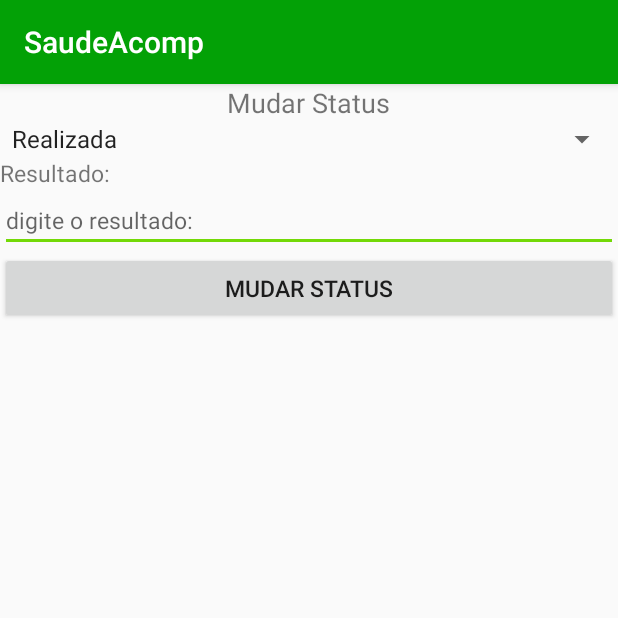
After one commit to dheysonlee99/SaudeAcomp, an Android app: the ConsultaStatusActivity screen opened directly, with no data from a screen before it, on a phone screen of 412 x 824 dp, the top half of it. The commit adds this screen. Run offline under Robolectric (Android 15) with nearby library versions, the phone set to English and light mode, and no system bars.

Commit message:
Adicionando algumas ideias,  como mudar status de consulta

```diff
--- /dev/null
+++ b/app/src/main/java/ifpi/edu/br/saudeacomp/activities/ConsultaStatusActivity.java
@@ -0,0 +1,68 @@
+package ifpi.edu.br.saudeacomp.activities;
+
+import android.app.AlertDialog;
+import android.content.DialogInterface;
+import android.support.v7.app.AppCompatActivity;
+import android.os.Bundle;
+import android.view.View;
+import android.widget.EditText;
+import android.widget.Spinner;
+import android.widget.Toast;
+
+import ifpi.edu.br.saudeacomp.R;
+import ifpi.edu.br.saudeacomp.dao.ConsultaDAO;
+import ifpi.edu.br.saudeacomp.dao.DBHelper;
+import ifpi.edu.br.saudeacomp.dao.PacienteDAO;
+import ifpi.edu.br.saudeacomp.modelo.Consulta;
+import ifpi.edu.br.saudeacomp.modelo.Paciente;
+
+public class ConsultaStatusActivity extends AppCompatActivity {
+
+    int consulta_id;
+    @Override
+    protected void onCreate(Bundle savedInstanceState) {
+        super.onCreate(savedInstanceState);
+        setContentView(R.layout.activity_consulta_status);
+
+        consulta_id = getIntent().getIntExtra("consulta_id", 0);
+        Toast.makeText(ConsultaStatusActivity.this, "ID Recebido: " + consulta_id, Toast.LENGTH_SHORT).show();
+    }
+
+
+    public void statusClick(View elementoClicado){
+
+
+        EditText editResultado = (EditText)findViewById(R.id.resultados);
+        Spinner editStatus = (Spinner)findViewById(R.id.muda_status);
+
+        String resultado = editResultado.getText().toString();
+        String status = editStatus.getSelectedItem().toString();
+
+
+        Consulta consulta = new Consulta();
+        consulta.setStatus(status);
+        consulta.setResultado(resultado);
+        consulta.setId(consulta_id);
+
+        DBHelper db = new DBHelper(this);
+
+        ConsultaDAO dao = new ConsultaDAO(db);
+
+        dao.atualizarStatus(consulta);
+
+        //Toast.makeText(this, "Veiculo adicionado ;)", Toast.LENGTH_SHORT).show();
+
+        AlertDialog.Builder builder = new AlertDialog.Builder(this);
+        builder.setMessage("Status Atualizada  com sucesso:");
+        builder.setPositiveButton("Ok!", new DialogInterface.OnClickListener() {
+            @Override
+            public void onClick(DialogInterface dialog, int which) {
+                finish();
+            }
+        });
+
+        builder.show();
+
+
+    }
+}
--- a/app/src/main/java/ifpi/edu/br/saudeacomp/activities/SaudeActivity.java
+++ b/app/src/main/java/ifpi/edu/br/saudeacomp/activities/SaudeActivity.java
@@ -101,6 +101,7 @@ public class SaudeActivity extends AppCompatActivity {
     public void onCreateContextMenu(ContextMenu menu, View v, ContextMenu.ContextMenuInfo menuInfo) {
 
         super.onCreateContextMenu(menu, v, menuInfo);
+        //MenuItem addPatologia = menu.add("Adicionar Patologia");
         MenuItem agendarConsulta = menu.add("Agendar Consulta");
         MenuItem agendarExame = menu.add("Agendar Exame");
         MenuItem addRemedio = menu.add("Adicionar Remedio");
@@ -172,6 +173,7 @@ public class SaudeActivity extends AppCompatActivity {
             public boolean onMenuItemClick(MenuItem item) {
                 Toast.makeText(SaudeActivity.this, "Vc clicou na listar Remedios", Toast.LENGTH_SHORT).show();
                 Intent irListaRemedios = new Intent(SaudeActivity.this, ListaRemedioActivity.class);
+                irListaRemedios.putExtra("paciente_id",paciente.getId());
                 startActivity(irListaRemedios);
                 return false;
             }
--- a/app/src/main/java/ifpi/edu/br/saudeacomp/modelo/Exame.java
+++ b/app/src/main/java/ifpi/edu/br/saudeacomp/modelo/Exame.java
@@ -6,13 +6,12 @@ package ifpi.edu.br.saudeacomp.modelo;
 public class Exame {
 
     private int id;
+    private int pacienteid;
     private String nomeLocal;
     private String data;
     private String tipo;
     private String status;
     private String resultado;
-
-    private int pacienteid;
 
     public Exame(){
     }
@@ -26,7 +25,6 @@ public class Exame {
     public int getId() {
         return id;
     }
-
 
     public void setId(int id) {
         this.id = id;
@@ -84,6 +82,6 @@ public class Exame {
     public String toString() {
         return "Local: " +"\n"+ this.nomeLocal + "\n"+
                 "Tipo: "+ this.tipo +"\n"+
-                "Data: " + this.data +"\n"+ this.status+ "\n"+this.getPacienteid();
+                "Data: " + this.data +"\n"+ this.status + this.getPacienteid();
     }
 }
--- /dev/null
+++ b/app/src/main/res/layout/activity_consulta_status.xml
@@ -0,0 +1,42 @@
+<?xml version="1.0" encoding="utf-8"?>
+<LinearLayout xmlns:android="http://schemas.android.com/apk/res/android"
+    xmlns:tools="http://schemas.android.com/tools"
+    android:layout_width="match_parent"
+    android:layout_height="match_parent"
+    tools:context="ifpi.edu.br.saudeacomp.activities.ConsultaStatusActivity"
+    android:orientation="vertical">
+
+    <TextView
+        android:layout_width="wrap_content"
+        android:layout_height="wrap_content"
+        android:text="Mudar Status"
+        android:textSize="8pt"
+        android:layout_gravity="center_horizontal"/>
+
+    <Spinner
+        android:id="@+id/muda_status"
+        android:layout_width="match_parent"
+        android:layout_height="wrap_content"
+        android:entries="@array/mudastatus"></Spinner>
+
+    <TextView
+        android:layout_width="match_parent"
+        android:layout_height="wrap_content"
+        android:text="Resultado:"
+        android:textSize="7pt"
+        />
+    <EditText
+        android:id="@+id/resultados"
+        android:layout_width="match_parent"
+        android:layout_height="wrap_content"
+        android:hint="digite o resultado:"
+        android:textSize="7pt"/>
+
+    <Button
+        android:onClick="statusClick"
+        android:layout_width="match_parent"
+        android:layout_height="wrap_content"
+        android:text="mudar status"
+        android:textSize="7pt"/>
+
+</LinearLayout>
--- a/app/src/main/res/values/strings.xml
+++ b/app/src/main/res/values/strings.xml
@@ -26,7 +26,7 @@
 
     <string-array name="status">
         <item>Realizada</item>
-        <item>Não Realizada</item>
+        <item>Nao Realizada</item>
     </string-array>
 
     <string-array name="taxa">
@@ -37,4 +37,8 @@
         <item>TGP</item>
         <item>Hemoglobina</item>
     </string-array>
+
+    <string-array name="mudastatus">
+        <item>Realizada</item>
+    </string-array>
 </resources>
```
Also changed, not shown: app/src/main/AndroidManifest.xml (+11 -6 lines), app/src/main/java/ifpi/edu/br/saudeacomp/activities/ListaConsultaActivity.java (+39 -1 lines), app/src/main/java/ifpi/edu/br/saudeacomp/activities/ListaExameActivity.java (+13 -1 lines), app/src/main/java/ifpi/edu/br/saudeacomp/activities/ListaRemedioActivity.java (+11 -1 lines), app/src/main/java/ifpi/edu/br/saudeacomp/activities/PatologiaActivity.java (added, +14 -0 lines), app/src/main/java/ifpi/edu/br/saudeacomp/dao/ConsultaDAO.java (+4 -4 lines), app/src/main/java/ifpi/edu/br/saudeacomp/dao/ExameDAO.java (+23 -1 lines), app/src/main/java/ifpi/edu/br/saudeacomp/dao/RemedioDAO.java (+18 -0 lines), app/src/main/res/layout/activity_patologia.xml (added, +12 -0 lines).
